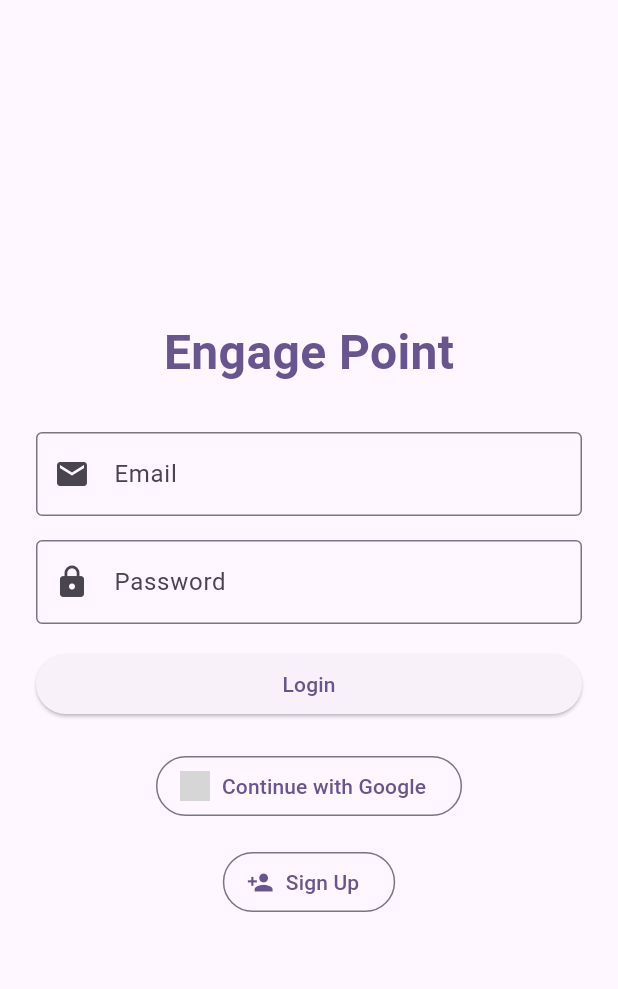
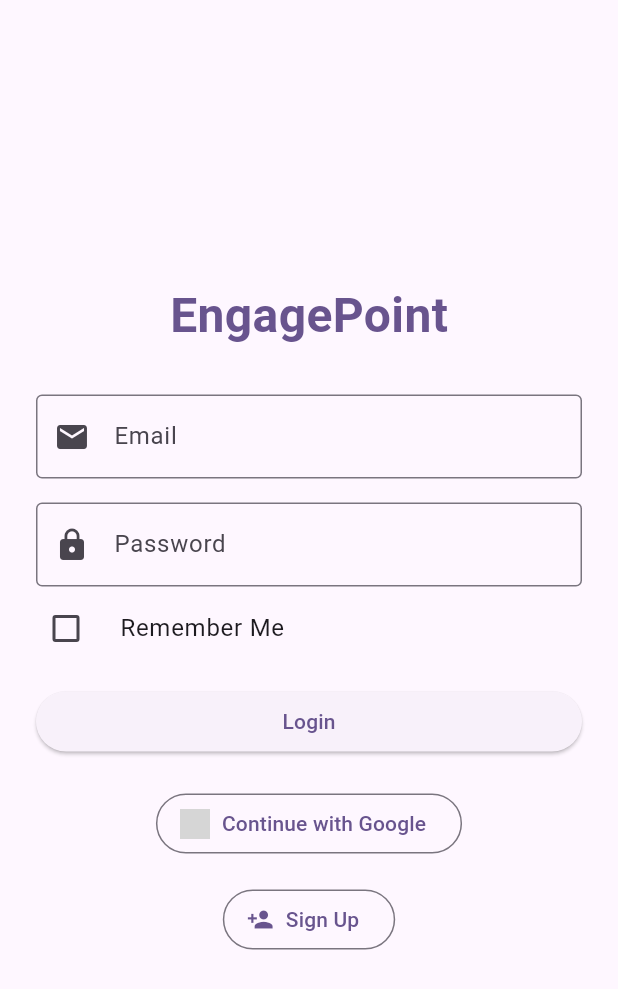
Before and after one commit to ChristiaanHuisman/EngagePoint_ITMDA_GroupS11, a Flutter app: the screen it shows after launch, on a phone screen of 412 x 824 dp. Shown: the top 989 px of the screen. Run offline on Flutter 3.47's test engine with Material 3 defaults, Android fonts, the phone set to English and light mode, and no system bars; our stand-ins replace cloud_firestore, firebase_auth, firebase_core, google_sign_in, shared_preferences; accounts and stored records are empty; network calls fail; grey boxes are pictures that could not be loaded.

Commit message:
UI Changes + Fixing  Login

```diff
--- a/Frontend/flutter_app/lib/main.dart
+++ b/Frontend/flutter_app/lib/main.dart
@@ -1,23 +1,18 @@
+import 'package:firebase_core/firebase_core.dart';
 import 'package:flutter/material.dart';
-import 'package:firebase_core/firebase_core.dart';
-import 'package:firebase_auth/firebase_auth.dart';
-import 'package:provider/provider.dart';
-import 'package:flutter/services.dart';
-
-import 'services/auth_service.dart';
-import 'pages/login_page.dart';
+import 'package:provider/provider.dart'; // <-- 1. Import Provider
+import 'firebase_options.dart';
+import 'models/settings_data.dart'; // <-- 2. Import your new model
 import 'pages/home_page.dart';
-import 'firebase_options.dart';
-import 'models/settings_data.dart';
 
 void main() async {
-  // Ensure Flutter is ready before initializing Firebase
   WidgetsFlutterBinding.ensureInitialized();
+
   await Firebase.initializeApp(
     options: DefaultFirebaseOptions.currentPlatform,
   );
 
-  // Wrap the entire app in a ChangeNotifierProvider to make SettingsData available globally
+  // 3. The KEY CHANGE: Wrap your app in a provider.
   runApp(
     ChangeNotifierProvider(
       create: (context) => SettingsData(),
@@ -31,77 +26,22 @@ class MyApp extends StatelessWidget {
 
   @override
   Widget build(BuildContext context) {
-    // Use a Consumer to listen for changes in SettingsData and rebuild the theme
+    // 4. We listen to the darkModeEnabled setting here to change the theme
     return Consumer<SettingsData>(
       builder: (context, settings, child) {
-        final systemUiOverlayStyle = SystemUiOverlayStyle(
-
-          statusBarColor: Colors.transparent,
-
-          statusBarIconBrightness: settings.darkModeEnabled ? Brightness.light : Brightness.dark,
-        );
-        SystemChrome.setSystemUIOverlayStyle(systemUiOverlayStyle);
         return MaterialApp(
+          title: 'EngagePoint',
           debugShowCheckedModeBanner: false,
-          title: 'Engage Point',
-          themeMode: settings.darkModeEnabled ? ThemeMode.dark : ThemeMode.light,
-
-          // -- Light Theme Definition --
           theme: ThemeData(
-            useMaterial3: true,
             colorScheme: ColorScheme.fromSeed(
               seedColor: Colors.deepPurple,
-              brightness: Brightness.light,
+              brightness: settings.darkModeEnabled ? Brightness.dark : Brightness.light,
             ),
-            appBarTheme: const AppBarTheme(
-              backgroundColor: Colors.deepPurpleAccent,
-              foregroundColor: Colors.white,
-              elevation: 0,
-            ),
+            useMaterial3: true,
           ),
-
-          // -- Dark Theme Definition --
-          darkTheme: ThemeData(
-            useMaterial3: true,
-            colorScheme: ColorScheme.fromSeed(
-              seedColor: Colors.deepPurple,
-              brightness: Brightness.dark,
-            ),
-            appBarTheme: const AppBarTheme(
-              backgroundColor: Colors.deepPurpleAccent,
-              foregroundColor: Colors.white,
-              elevation: 0,
-            ),
-          ),
-
-          home: const AuthWrapper(),
+          home: const HomePage(),
         );
       },
     );
   }
 }
-
-/// Wraps the app and shows LoginPage or HomePage based on the user's auth state.
-class AuthWrapper extends StatelessWidget {
-  const AuthWrapper({super.key});
-
-  @override
-  Widget build(BuildContext context) {
-    return StreamBuilder<User?>(
-      stream: AuthService().auth.authStateChanges(),
-      builder: (context, snapshot) {
-        if (snapshot.connectionState == ConnectionState.waiting) {
-          return const Scaffold(
-            body: Center(child: CircularProgressIndicator()),
-          );
-        }
-
-        if (snapshot.hasData) {
-          return const HomePage();
-        }
-
-        return const LoginPage();
-      },
-    );
-  }
-}
--- a/Frontend/flutter_app/lib/pages/login_page.dart
+++ b/Frontend/flutter_app/lib/pages/login_page.dart
@@ -1,4 +1,5 @@
 import 'package:flutter/material.dart';
+import 'package:shared_preferences/shared_preferences.dart'; // <-- 1. Import the package
 import '../services/auth_service.dart';
 import 'signup_page.dart';
 
@@ -14,12 +15,41 @@ class _LoginPageState extends State<LoginPage> {
   final TextEditingController _emailController = TextEditingController();
   final TextEditingController _passwordController = TextEditingController();
   bool _loading = false;
+  bool _rememberMe = false; // <-- 2. State variable for the checkbox
+
+  @override
+  void initState() {
+    super.initState();
+    _loadUserEmail(); // Load email when the page starts
+  }
 
   @override
   void dispose() {
     _emailController.dispose();
     _passwordController.dispose();
     super.dispose();
+  }
+
+  // 3. Method to load the saved email from device storage
+  void _loadUserEmail() async {
+    final prefs = await SharedPreferences.getInstance();
+    final String? email = prefs.getString('email');
+    if (email != null) {
+      setState(() {
+        _emailController.text = email;
+        _rememberMe = true;
+      });
+    }
+  }
+
+  // 4. Method to handle saving or removing the email
+  Future<void> _handleRememberMe() async {
+    final prefs = await SharedPreferences.getInstance();
+    if (_rememberMe) {
+      await prefs.setString('email', _emailController.text.trim());
+    } else {
+      await prefs.remove('email');
+    }
   }
 
   Future<void> _loginWithEmail() async {
@@ -31,12 +61,13 @@ class _LoginPageState extends State<LoginPage> {
     if (!mounted) return;
     setState(() => _loading = false);
 
-    if (user == null && mounted) {
+    if (user != null) {
+      await _handleRememberMe(); // <-- 5. Save/remove email on successful login
+    } else if (mounted) {
       ScaffoldMessenger.of(context).showSnackBar(
         const SnackBar(content: Text("Login failed")),
       );
     }
-
   }
 
   Future<void> _loginWithGoogle() async {
@@ -50,7 +81,6 @@ class _LoginPageState extends State<LoginPage> {
         const SnackBar(content: Text("Google login failed")),
       );
     }
-
   }
 
   @override
@@ -63,7 +93,7 @@ class _LoginPageState extends State<LoginPage> {
             mainAxisAlignment: MainAxisAlignment.center,
             children: [
               Text(
-                "Engage Point",
+                "EngagePoint",
                 style: TextStyle(
                   fontSize: 32,
                   fontWeight: FontWeight.bold,
@@ -80,6 +110,7 @@ class _LoginPageState extends State<LoginPage> {
                   labelText: "Email",
                   border: OutlineInputBorder(),
                 ),
+                keyboardType: TextInputType.emailAddress,
               ),
               const SizedBox(height: 16),
 
@@ -93,7 +124,20 @@ class _LoginPageState extends State<LoginPage> {
                   border: OutlineInputBorder(),
                 ),
               ),
-              const SizedBox(height: 16),
+
+              // 6. "Remember Me" Checkbox
+              CheckboxListTile(
+                title: const Text("Remember Me"),
+                value: _rememberMe,
+                onChanged: (newValue) {
+                  setState(() {
+                    _rememberMe = newValue ?? false;
+                  });
+                },
+                controlAffinity: ListTileControlAffinity.leading,
+                contentPadding: EdgeInsets.zero,
+              ),
+              const SizedBox(height: 10),
 
               // Login button
               SizedBox(
--- a/Frontend/flutter_app/pubspec.yaml
+++ b/Frontend/flutter_app/pubspec.yaml
@@ -39,6 +39,7 @@ dependencies:
   firebase_auth: ^5.3.0
   google_sign_in: ^6.2.1
   cloud_firestore: ^5.4.2
+  shared_preferences: ^2.2.3
 
 dev_dependencies:
   flutter_test:
```
Also changed, not shown: Frontend/flutter_app/lib/pages/home_page.dart (+100 -68 lines), Frontend/flutter_app/lib/pages/profile_page.dart (+20 -23 lines), Frontend/flutter_app/lib/firebase_options.dart, 4 other files.
